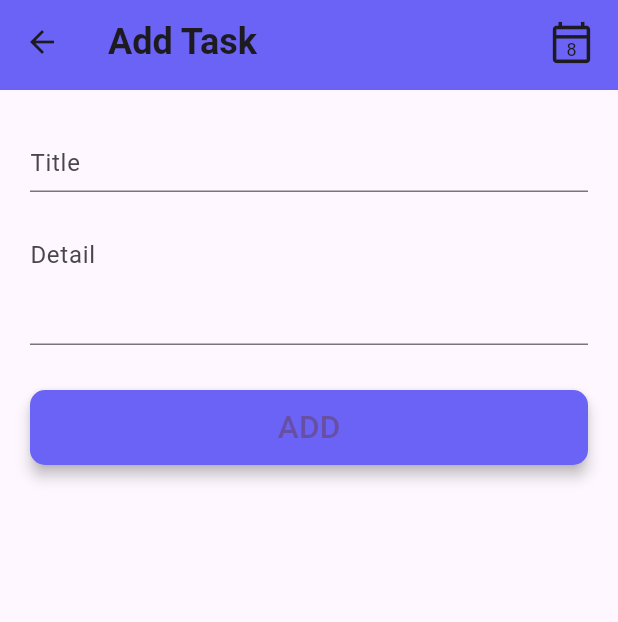
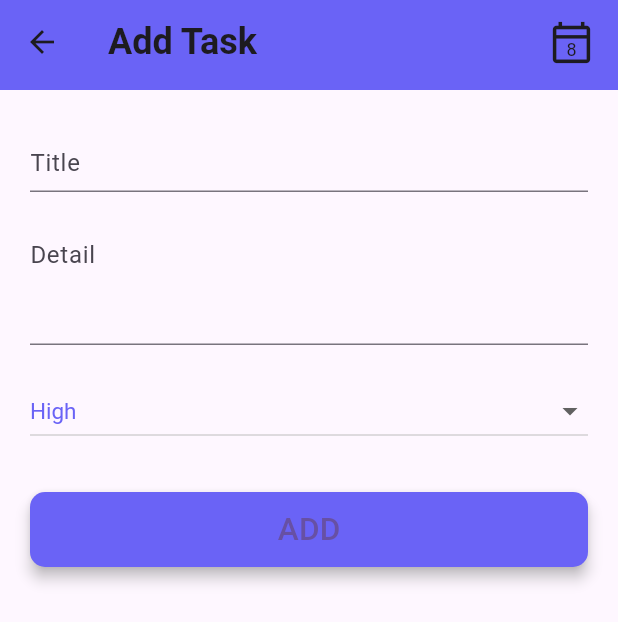
Before and after one commit to ssuvam-dev/flutter-todo, a Flutter app: the screen it shows after launch, after a tap on "Skip", after a tap on "Get Started", after a tap on the "add" icon, on a phone screen of 412 x 824 dp. Shown: the top 622 px of the screen. Run offline on Flutter 3.47's test engine with Material 3 defaults, Android fonts, the phone set to English and light mode, and no system bars; our stand-ins replace smooth_page_indicator.

Commit message:
Added dropdown for priority :

```diff
--- a/lib/screens/splash.dart
+++ b/lib/screens/splash.dart
@@ -5,7 +5,6 @@ import 'package:smooth_page_indicator/smooth_page_indicator.dart';
 import 'package:todo/components/bottom_navigation.dart';
 import 'package:todo/screens/screen1.dart';
 import 'package:todo/screens/screen2.dart';
-import 'package:todo/utils/colors.dart';
 
 class SplashScreen extends StatefulWidget {
   const SplashScreen({super.key});
@@ -36,7 +35,8 @@ class _SplashScreenState extends State<SplashScreen> {
       color: Colors.white,
       child: SafeArea(
         child: Stack(
-          children: [PageView(
+          children: [
+            PageView(
             onPageChanged: (value) {
               setState(() {
 
@@ -52,10 +52,17 @@ class _SplashScreenState extends State<SplashScreen> {
           ]
           ),
           Container(
+            margin: EdgeInsets.only(top:600.0),
+            child: Column(
+              mainAxisAlignment: MainAxisAlignment.spaceEvenly,
+              children: [
+                SmoothPageIndicator(
+                  controller: _pageController,
+                   count: 2,
 
-            alignment: Alignment(0, 0.75),
-            child: Row(
-              mainAxisAlignment: MainAxisAlignment.spaceEvenly,
+                   ),
+                Row(
+                  mainAxisAlignment: MainAxisAlignment.spaceAround,
                   children:
                 [
                   !isLastPage?
@@ -63,59 +70,96 @@ class _SplashScreenState extends State<SplashScreen> {
                     onTap: () {
                       _pageController.jumpToPage(1);
                     },
-                child: Text("Skip",style: TextStyle(
-                  color:Color.fromRGBO(106, 99, 246, 1),
-                  fontSize: 18.0,
-                ),),
+                    child: getSamePageNavigator("Skip")
                   ):
                   GestureDetector(
                     onTap: () {
                       _pageController.jumpToPage(0);
                     },
-                child: Text(" Previous",
-                style: TextStyle(
-                  color:Color.fromRGBO(106, 99, 246, 1),
-                  fontSize: 18.0,
-                ),),
+                      child: getSamePageNavigator("Previous"),
                   )
                   ,
-              SmoothPageIndicator(controller: _pageController, count: 2),
                   !isLastPage ?
                   GestureDetector(
                     onTap: () {
                       _pageController.nextPage(duration: Duration(milliseconds: 500), curve:Curves.easeIn);
                     },
-                child: Text("Next",style: TextStyle(
-                  color:Color.fromRGBO(106, 99, 246, 1),
-                  fontSize: 18.0,
-                ),),
+                      child: navigatorBox("Next"),
                   ):
-               SizedBox(
-                    width: 140,
-                    height: 50,
-                    child: ElevatedButton(
-                      onPressed: (){
+                   GestureDetector(
+                    onTap: (){
                             Navigator.pushReplacement(context,
                             MaterialPageRoute(builder: ((context) => MyBottomNavBar())
                             ));
                           },
-                       style: ElevatedButton.styleFrom(
-                      backgroundColor: Color.fromRGBO(106, 99, 246, 1),
-                        shape: RoundedRectangleBorder(
-                        borderRadius: BorderRadius.circular(10.0)
+                      child: navigatorBox("Get Started"),
                   ),
-                      shadowColor: Colors.grey[400],
-                      elevation: 4
-                    ),
-                      child: const Text('Get Started')
-                    ),
-                  ),
+                  //  SizedBox(
+                  //       width: 140,
+                  //       height: 50,
+                  //       child: ElevatedButton(
+                  //         onPressed: (){
+                  //           Navigator.pushReplacement(context,
+                  //             MaterialPageRoute(builder: ((context) => MyBottomNavBar())
+                  //             ));
+                  //         },
+                  //          style: ElevatedButton.styleFrom(
+                  //         backgroundColor: Color.fromRGBO(106, 99, 246, 1),
+                  //           shape: RoundedRectangleBorder(
+                  //           borderRadius: BorderRadius.circular(10.0)
+                  //         ),
+                  //         shadowColor: Colors.grey[400],
+                  //         elevation: 4
+                  //       ),
+                  //         child: const Text('Get Started')
+                  //       ),
+                  //     ),
 
           ]),
+              ],
+            ),
           )
         ]),
 
       )
     );
   }
+
+  Container getSamePageNavigator(name) {
+    return Container(
+                    decoration: BoxDecoration(
+                      borderRadius: BorderRadius.all(Radius.circular(5.0)),
+                      border:Border.all(
+                        color: Color.fromRGBO(106, 99, 246, 1)
+                      ),
+                    ),
+                    child: Padding(
+                      padding: const EdgeInsets.symmetric(vertical: 8.0,horizontal: 20.0),
+                      child: Text(name,style: TextStyle(
+                        color:Color.fromRGBO(106, 99, 246, 1),
+                        fontSize: 20.0,
+                      ),),
+                    ),
+                  );
   }
+
+  Container navigatorBox(name) {
+    return Container(
+                    decoration: BoxDecoration(
+                      color: Color.fromRGBO(106, 99, 246, 1),
+                      borderRadius: BorderRadius.all(Radius.circular(5.0)),
+                      border:Border.all(
+                        color: Color.fromRGBO(106, 99, 246, 1),
+
+                      ),
+                    ),
+                    child: Padding(
+                      padding: const EdgeInsets.symmetric(vertical: 8.0,horizontal: 20.0),
+                      child: Text(name,style: TextStyle(
+                        color:Colors.white,
+                        fontSize: 20.0,
+                      ),),
+                    ),
+                  );
+  }
+}
--- a/lib/views/create_task.dart
+++ b/lib/views/create_task.dart
@@ -5,7 +5,7 @@ import 'package:todo/models/tasks.dart';
 import 'package:todo/utils/colors.dart';
 
 class CreateTask extends StatefulWidget {
-  const CreateTask({super.key});
+   CreateTask({super.key});
 
   @override
   State<CreateTask> createState() => _CreateTaskState();
@@ -15,6 +15,7 @@ class _CreateTaskState extends State<CreateTask> {
     final _formKey = GlobalKey<FormState>();
     final TextEditingController _titleController = TextEditingController();
     final TextEditingController _detailController = TextEditingController();
+    String priority="High";
   @override
   Widget build(BuildContext context) {
     return  Scaffold(
@@ -56,7 +57,28 @@ class _CreateTaskState extends State<CreateTask> {
               maxLines: 3,
 
             ),
-
+            SizedBox(
+              height: 20.0,
+            ),
+           DropdownButton<String>(
+            isExpanded: true,
+            style: TextStyle(
+              color: themeColor,
+              fontSize: 15.0
+            ),
+            value: priority,
+              items: <String>['High', 'Medium', 'Low'].map((String value) {
+                return DropdownMenuItem<String>(
+                  value: value,
+                  child: Text(value),
+                );
+              }).toList(),
+              onChanged: (String? value) {
+                setState(() {
+                  priority = value.toString();
+                });
+              },
+),
             Padding(
               padding: const EdgeInsets.only(top:30.0),
               child: ElevatedButton(
--- a/lib/views/edit_task.dart
+++ b/lib/views/edit_task.dart
@@ -70,6 +70,7 @@ final String taskname,taskdescription;
                       onPressed: ()=>{},
                        style: ElevatedButton.styleFrom(
                       backgroundColor: themeColor,
+
                         shape: RoundedRectangleBorder(
                         borderRadius: BorderRadius.circular(10.0)
                       ),
--- a/pubspec.yaml
+++ b/pubspec.yaml
@@ -9,6 +9,7 @@ environment:
 dependencies:
   flutter:
     sdk: flutter
+  lottie: ^2.7.0
   smooth_page_indicator: ^1.1.0
 
 dev_dependencies:
```
Also changed, not shown: pubspec.lock. Lines whose indentation alone changed are shown as unchanged.
